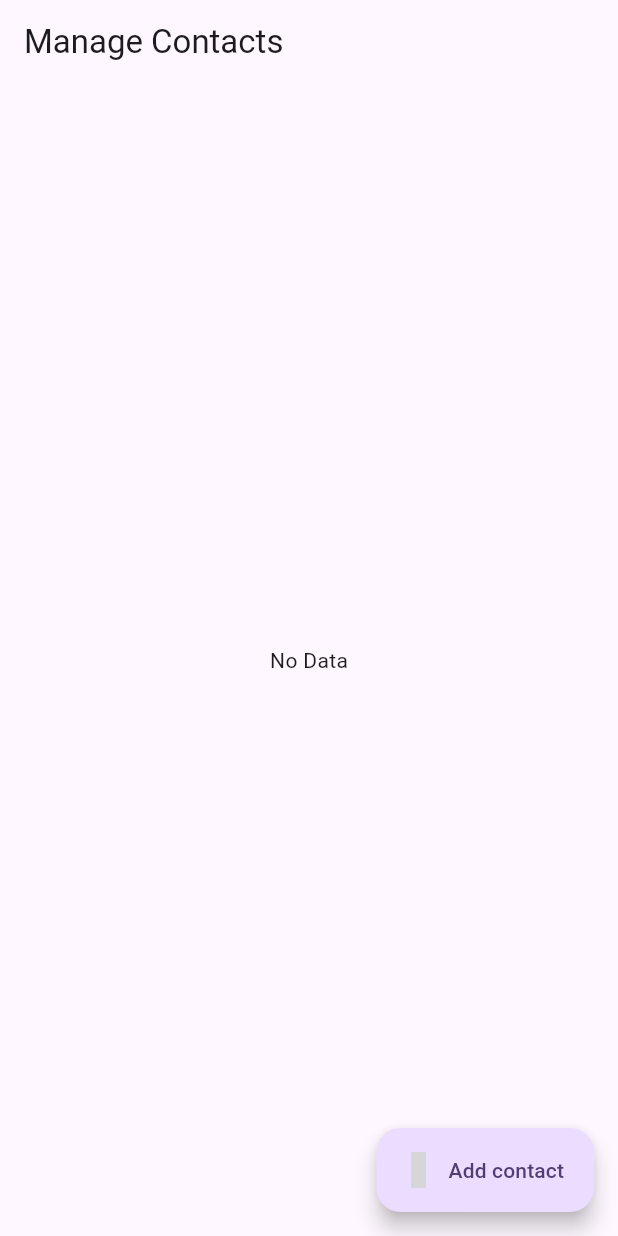
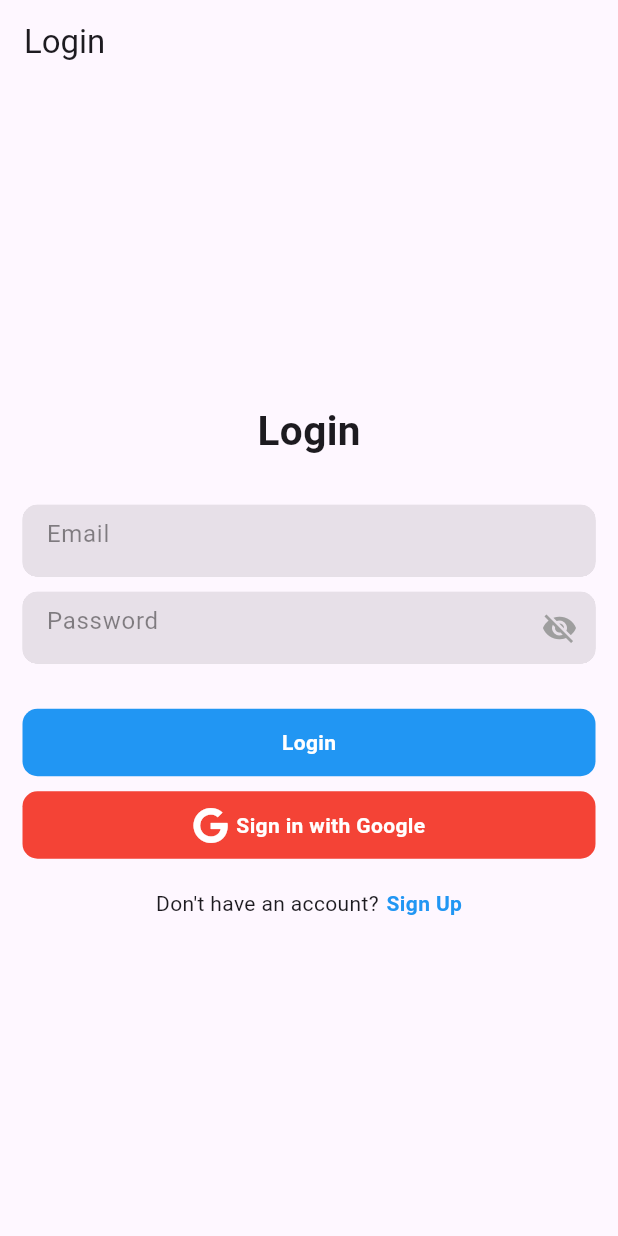
Before and after one commit to raschaZ/contact_managment, a Flutter app: the screen it shows after launch, on a phone screen of 412 x 824 dp. Run offline on Flutter 3.47's test engine with Material 3 defaults, Android fonts, the phone set to English and light mode, and no system bars; our stand-ins replace cloud_firestore, firebase_auth, firebase_core, firebase_storage, fluttertoast, font_awesome_flutter and 3 more; missing offline and left inert: flutter_phone_direct_caller; accounts and stored records are empty; grey boxes are pictures that could not be loaded.

Commit message:
images with firebase Storage and auth firebase

```diff
--- a/lib/main.dart
+++ b/lib/main.dart
@@ -1,4 +1,7 @@
-import 'package:contact_managment/firebase_options.dart';
+import 'package:contact_managment/pages/login_page.dart';
+import 'package:contact_managment/pages/sign_up_page.dart';
+import 'package:contact_managment/pages/splash_screen.dart';
+import 'package:contact_managment/utils/firebase_options.dart';
 import 'package:contact_managment/pages/home.dart';
 import 'package:firebase_core/firebase_core.dart';
 import 'package:flutter/material.dart';
@@ -24,7 +27,15 @@ class MyApp extends StatelessWidget {
         colorScheme: ColorScheme.fromSeed(seedColor: Colors.deepPurple),
         useMaterial3: true,
       ),
-      home: const Home()
+      routes: {
+        '/': (context) => const SplashScreen(
+          // Here, you can decide whether to show the LoginPage or HomePage based on user authentication
+          child: LoginPage(),
+        ),
+        '/login': (context) => const LoginPage(),
+        '/signUp': (context) => const SignUpPage(),
+        '/home': (context) => const Home(),
+      },
     );
   }
 }
--- /dev/null
+++ b/lib/pages/form_container_widget.dart
@@ -0,0 +1,78 @@
+
+
+import 'package:flutter/material.dart';
+
+
+class FormContainerWidget extends StatefulWidget {
+
+  final TextEditingController? controller;
+  final Key? fieldKey;
+  final bool? isPasswordField;
+  final String? hintText;
+  final String? labelText;
+  final String? helperText;
+  final FormFieldSetter<String>? onSaved;
+  final FormFieldValidator<String>? validator;
+  final ValueChanged<String>? onFieldSubmitted;
+  final TextInputType? inputType;
+
+  const FormContainerWidget({
+    this.controller,
+    this.isPasswordField,
+    this.fieldKey,
+    this.hintText,
+    this.labelText,
+    this.helperText,
+    this.onSaved,
+    this.validator,
+    this.onFieldSubmitted,
+    this.inputType
+  });
+
+
+  @override
+  _FormContainerWidgetState createState() => new _FormContainerWidgetState();
+}
+
+class _FormContainerWidgetState extends State<FormContainerWidget> {
+
+  bool _obscureText = true;
+
+
+  @override
+  Widget build(BuildContext context) {
+    return Container(
+      width: double.infinity,
+      clipBehavior: Clip.hardEdge,
+      decoration: BoxDecoration(
+        color: Colors.grey.withOpacity(.35),
+        borderRadius: BorderRadius.circular(10),
+      ),
+      child: new TextFormField(
+        style: TextStyle(color: Colors.black),
+        controller: widget.controller,
+        keyboardType: widget.inputType,
+        key: widget.fieldKey,
+        obscureText: widget.isPasswordField == true? _obscureText : false,
+        onSaved: widget.onSaved,
+        validator: widget.validator,
+        onFieldSubmitted: widget.onFieldSubmitted,
+        decoration: new InputDecoration(
+          border: InputBorder.none,
+          filled: true,
+          hintText: widget.hintText,
+          hintStyle: TextStyle(color: Colors.black45),
+          suffixIcon: new GestureDetector(
+            onTap: () {
+              setState(() {
+                _obscureText = !_obscureText;
+              });
+            },
+            child:
+            widget.isPasswordField==true? Icon(_obscureText ? Icons.visibility_off : Icons.visibility, color: _obscureText == false ? Colors.blue : Colors.grey,) : Text(""),
+          ),
+        ),
+      ),
+    );
+  }
+}
--- a/lib/pages/home.dart
+++ b/lib/pages/home.dart
@@ -1,10 +1,11 @@
 import 'package:cloud_firestore/cloud_firestore.dart';
 import 'package:contact_managment/pages/add_contact.dart';
 import 'package:contact_managment/pages/edit_contact.dart';
+import 'package:contact_managment/utils/toast.dart';
 import 'package:flutter/material.dart';
 import 'package:flutter_phone_direct_caller/flutter_phone_direct_caller.dart';
 import 'package:iconly/iconly.dart';
-import '../Contact.dart';
+import 'package:firebase_auth/firebase_auth.dart';
 
 class Home extends StatefulWidget {
   const Home({super.key});
@@ -14,14 +15,12 @@ class Home extends StatefulWidget {
 }
 
 class _HomeState extends State<Home> {
-  final contactCollection =
-      FirebaseFirestore.instance.collection("contacts").snapshots();
+  final contactCollection = FirebaseFirestore.instance.collection("contacts").snapshots();
 
   void deleteContact(String id) async {
     await FirebaseFirestore.instance.collection("contacts").doc(id).delete();
     if (mounted) {
-      ScaffoldMessenger.of(context)
-          .showSnackBar(const SnackBar(content: Text("Contact deleted")));
+      showToast(message:"Contact deleted successfully");
     }
   }
 
@@ -29,8 +28,7 @@ class _HomeState extends State<Home> {
     bool? res = await FlutterPhoneDirectCaller.callNumber(phoneNumber);
     if (res == false) {
       if (mounted) {
-        ScaffoldMessenger.of(context)
-            .showSnackBar(const SnackBar(content: Text("Failed to make call")));
+        ScaffoldMessenger.of(context).showSnackBar(const SnackBar(content: Text("Failed to make call")));
       }
     }
   }
@@ -48,6 +46,16 @@ class _HomeState extends State<Home> {
     return Scaffold(
       appBar: AppBar(
         title: const Text("Manage Contacts"),
+        actions: [
+          IconButton(
+            icon: const Icon(Icons.logout),
+            onPressed: () async {
+              await FirebaseAuth.instance.signOut();
+              Navigator.pushNamedAndRemoveUntil(context, '/login', (route) => false);
+              showToast(message:"Successfully signed out");
+            },
+          ),
+        ],
       ),
       floatingActionButton: FloatingActionButton.extended(
         onPressed: () {
@@ -84,22 +92,28 @@ class _HomeState extends State<Home> {
                   decoration: BoxDecoration(
                     color: bgColor,
                     borderRadius: BorderRadius.circular(10),
-                  ),                  child: ListTile(
-                    title: Text(contactName ,style: const TextStyle(fontWeight: FontWeight.bold, fontSize: 20),),
+                  ),
+                  child: ListTile(
+                    title: Text(
+                      contactName,
+                      style: const TextStyle(fontWeight: FontWeight.bold, fontSize: 20),
+                    ),
                     subtitle: Text(contactPhone),
-                  leading: Hero(
-                    tag: contactID,
-                    child: CircleAvatar(
-                      backgroundImage: NetworkImage(contactPhoto),
+                    leading: Hero(
+                      tag: contactID,
+                      child: CircleAvatar(
+                        backgroundImage: NetworkImage(contactPhoto),
+                      ),
                     ),
-                  ),
-
                     trailing: Row(
                       mainAxisSize: MainAxisSize.min,
                       children: [
                         IconButton(
                           onPressed: () => callContact(contactPhone),
-                          icon: const Icon(IconlyBroken.call,color: Colors.lightGreen,),
+                          icon: const Icon(
+                            IconlyBroken.call,
+                            color: Colors.lightGreen,
+                          ),
                         ),
                         IconButton(
                           onPressed: () {
@@ -115,15 +129,20 @@ class _HomeState extends State<Home> {
                               ),
                             );
                           },
-                          icon: const Icon(IconlyBroken.edit ,color: Colors.orange,),
+                          icon: const Icon(
+                            IconlyBroken.edit,
+                            color: Colors.orange,
+                          ),
                         ),
                         IconButton(
                           onPressed: () => deleteContact(contactID),
-                          icon: const Icon(IconlyBroken.delete,color: Colors.red,),
+                          icon: const Icon(
+                            IconlyBroken.delete,
+                            color: Colors.red,
+                          ),
                         )
                       ],
                     ),
-
                   ),
                 );
               },
@@ -134,7 +153,7 @@ class _HomeState extends State<Home> {
             );
           }
           return const Center(
-            child: Text("500"),
+            child: CircularProgressIndicator(),
           );
         },
       ),
--- /dev/null
+++ b/lib/pages/login_page.dart
@@ -0,0 +1,214 @@
+import 'package:cloud_firestore/cloud_firestore.dart';
+import 'package:contact_managment/pages/form_container_widget.dart';
+import 'package:contact_managment/pages/sign_up_page.dart';
+import 'package:contact_managment/utils/firebase_auth_services.dart';
+import 'package:contact_managment/utils/toast.dart';
+import 'package:firebase_auth/firebase_auth.dart';
+import 'package:flutter/cupertino.dart';
+import 'package:flutter/material.dart';
+import 'package:font_awesome_flutter/font_awesome_flutter.dart';
+import 'package:google_sign_in/google_sign_in.dart';
+
+
+class LoginPage extends StatefulWidget {
+  const LoginPage({super.key});
+
+  @override
+  State<LoginPage> createState() => _LoginPageState();
+}
+
+class _LoginPageState extends State<LoginPage> {
+  bool _isSigning = false;
+  final FirebaseAuthService _auth = FirebaseAuthService();
+  final FirebaseAuth _firebaseAuth = FirebaseAuth.instance;
+  TextEditingController _emailController = TextEditingController();
+  TextEditingController _passwordController = TextEditingController();
+
+  @override
+  void dispose() {
+    _emailController.dispose();
+    _passwordController.dispose();
+    super.dispose();
+  }
+
+  @override
+  Widget build(BuildContext context) {
+    return Scaffold(
+      appBar: AppBar(
+        automaticallyImplyLeading: false,
+        title: Text("Login"),
+      ),
+      body: Center(
+        child: Padding(
+          padding: const EdgeInsets.symmetric(horizontal: 15),
+          child: Column(
+            mainAxisAlignment: MainAxisAlignment.center,
+            children: [
+              Text(
+                "Login",
+                style: TextStyle(fontSize: 27, fontWeight: FontWeight.bold),
+              ),
+              SizedBox(
+                height: 30,
+              ),
+              FormContainerWidget(
+                controller: _emailController,
+                hintText: "Email",
+                isPasswordField: false,
+              ),
+              SizedBox(
+                height: 10,
+              ),
+              FormContainerWidget(
+                controller: _passwordController,
+                hintText: "Password",
+                isPasswordField: true,
+              ),
+              SizedBox(
+                height: 30,
+              ),
+              GestureDetector(
+                onTap: () {
+                  _signIn();
+                },
+                child: Container(
+                  width: double.infinity,
+                  height: 45,
+                  decoration: BoxDecoration(
+                    color: Colors.blue,
+                    borderRadius: BorderRadius.circular(10),
+                  ),
+                  child: Center(
+                    child: _isSigning ? CircularProgressIndicator(
+                      color: Colors.white,) : Text(
+                      "Login",
+                      style: TextStyle(
+                        color: Colors.white,
+                        fontWeight: FontWeight.bold,
+                      ),
+                    ),
+                  ),
+                ),
+              ),
+              SizedBox(height: 10,),
+              GestureDetector(
+                onTap: () {
+                  _signInWithGoogle();
+
+                },
+                child: Container(
+                  width: double.infinity,
+                  height: 45,
+                  decoration: BoxDecoration(
+                    color: Colors.red,
+                    borderRadius: BorderRadius.circular(10),
+                  ),
+                  child: Center(
+                    child: Row(
+                      mainAxisAlignment: MainAxisAlignment.center,
+                      children: [
+                        Icon(FontAwesomeIcons.google, color: Colors.white,),
+                        SizedBox(width: 5,),
+                        Text(
+                          "Sign in with Google",
+                          style: TextStyle(
+                            color: Colors.white,
+                            fontWeight: FontWeight.bold,
+                          ),
+                        ),
+                      ],
+                    ),
+                  ),
+                ),
+              ),
+
+
+              SizedBox(
+                height: 20,
+              ),
+
+              Row(
+                mainAxisAlignment: MainAxisAlignment.center,
+                children: [
+                  Text("Don't have an account?"),
+                  SizedBox(
+                    width: 5,
+                  ),
+                  GestureDetector(
+                    onTap: () {
+                      Navigator.pushAndRemoveUntil(
+                        context,
+                        MaterialPageRoute(builder: (context) => SignUpPage()),
+                            (route) => false,
+                      );
+                    },
+                    child: Text(
+                      "Sign Up",
+                      style: TextStyle(
+                        color: Colors.blue,
+                        fontWeight: FontWeight.bold,
+                      ),
+                    ),
+                  ),
+                ],
+              ),
+            ],
+          ),
+        ),
+      ),
+    );
+  }
+
+  void _signIn() async {
+    setState(() {
+      _isSigning = true;
+    });
+
+    String email = _emailController.text;
+    String password = _passwordController.text;
+
+    User? user = await _auth.signInWithEmailAndPassword(email, password);
+
+    setState(() {
+      _isSigning = false;
+    });
+
+    if (user != null) {
+      showToast(message: "User is successfully signed in");
+      Navigator.pushNamed(context, "/home");
+    } else {
+      showToast(message: "some error occured");
+    }
+  }
+
+
+  _signInWithGoogle()async{
+
+    final GoogleSignIn _googleSignIn = GoogleSignIn();
+
+    try {
+
+      final GoogleSignInAccount? googleSignInAccount = await _googleSignIn.signIn();
+
+      if(googleSignInAccount != null ){
+        final GoogleSignInAuthentication googleSignInAuthentication = await
+        googleSignInAccount.authentication;
+
+        final AuthCredential credential = GoogleAuthProvider.credential(
+          idToken: googleSignInAuthentication.idToken,
+          accessToken: googleSignInAuthentication.accessToken,
+        );
+
+        await _firebaseAuth.signInWithCredential(credential);
+        Navigator.pushNamed(context, "/home");
+      }
+
+    }catch(e) {
+      showToast(message: "some error occured $e");
+    }
+
+
+  }
+
+
+}
--- /dev/null
+++ b/lib/utils/firebase_auth_services.dart
@@ -0,0 +1,45 @@
+import 'package:contact_managment/utils/toast.dart';
+import 'package:firebase_auth/firebase_auth.dart';
+
+class FirebaseAuthService {
+
+  FirebaseAuth _auth = FirebaseAuth.instance;
+
+  Future<User?> signUpWithEmailAndPassword(String email, String password) async {
+
+    try {
+      UserCredential credential =await _auth.createUserWithEmailAndPassword(email: email, password: password);
+      return credential.user;
+    } on FirebaseAuthException catch (e) {
+
+      if (e.code == 'email-already-in-use') {
+        showToast(message: 'The email address is already in use.');
+      } else {
+        showToast(message: 'An error occurred: ${e.code}');
+      }
+    }
+    return null;
+
+  }
+
+  Future<User?> signInWithEmailAndPassword(String email, String password) async {
+
+    try {
+      UserCredential credential =await _auth.signInWithEmailAndPassword(email: email, password: password);
+      return credential.user;
+    } on FirebaseAuthException catch (e) {
+      if (e.code == 'user-not-found' || e.code == 'wrong-password') {
+        showToast(message: 'Invalid email or password.');
+      } else {
+        showToast(message: 'An error occurred: ${e.code}');
+      }
+
+    }
+    return null;
+
+  }
+
+
+
+
+}
--- a/pubspec.yaml
+++ b/pubspec.yaml
@@ -44,6 +44,9 @@ dependencies:
   flutter_phone_direct_caller : ^2.1.1
   image_picker: ^0.8.4+4
   firebase_storage: ^11.7.5
+  firebase_auth: ^4.19.5
+  font_awesome_flutter: ^10.6.0
+  google_sign_in: ^6.1.5
 
 dev_dependencies:
   flutter_test:
```
Also changed, not shown: lib/pages/add_contact.dart (+16 -27 lines), lib/pages/edit_contact.dart (+10 -14 lines), lib/pages/sign_up_page.dart (added, +151 -0 lines), lib/pages/splash_screen.dart (added, +38 -0 lines), lib/utils/toast.dart (added, +16 -0 lines), lib/utils/Contact.dart (renamed from lib/Contact.dart), lib/utils/firebase_options.dart (renamed from lib/firebase_options.dart), pubspec.lock.
